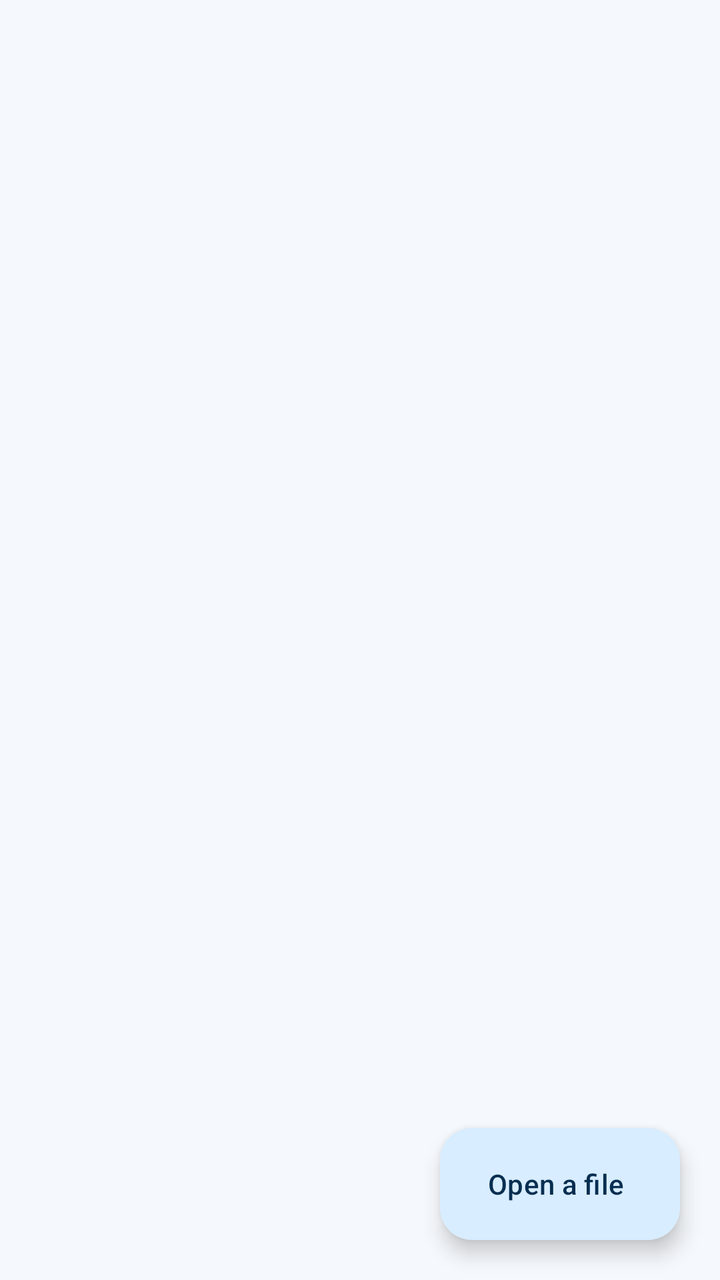
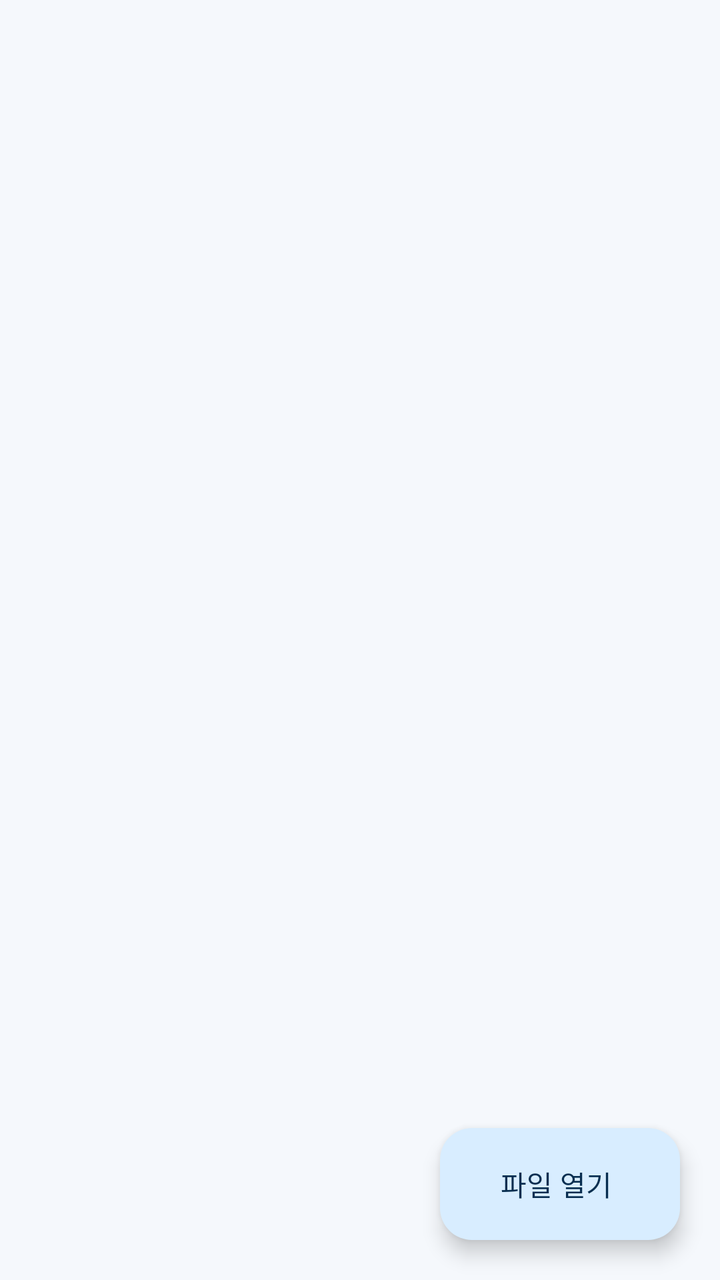

Two renders of the same Android screen: before a commit and after it. Below are the layout's source before the change and the commit's diff.
<!-- AndroidManifest.xml: application theme Theme.WaterView -->
<!-- res/layout/activity_main.xml -->
<?xml version="1.0" encoding="utf-8"?>
<FrameLayout xmlns:android="http://schemas.android.com/apk/res/android"
    xmlns:app="http://schemas.android.com/apk/res-auto"
    android:id="@+id/root"
    android:layout_width="match_parent"
    android:layout_height="match_parent">

    <LinearLayout
        android:layout_width="match_parent"
        android:layout_height="match_parent"
        android:orientation="vertical">

        
        <FrameLayout
            android:layout_width="match_parent"
            android:layout_height="?attr/actionBarSize"
            android:background="?attr/colorSurface">

            <com.google.android.material.appbar.MaterialToolbar
                android:id="@+id/toolbar"
                android:layout_width="match_parent"
                android:layout_height="match_parent"
                app:titleTextAppearance="?attr/textAppearanceTitleLarge" />

            
            <LinearLayout
                android:id="@+id/lockup"
                android:layout_width="wrap_content"
                android:layout_height="wrap_content"
                android:layout_gravity="center"
                android:gravity="center_vertical"
                android:orientation="horizontal"
                android:visibility="gone">

                
                <ImageView
                    android:layout_width="28dp"
                    android:layout_height="28dp"
                    android:importantForAccessibility="no"
                    android:src="@mipmap/ic_launcher" />

                
                <TextView
                    android:id="@+id/wordmark"
                    android:layout_width="wrap_content"
                    android:layout_height="wrap_content"
                    android:layout_marginStart="9dp"
                    android:fontFamily="sans-serif"
                    android:includeFontPadding="false"
                    android:text="@string/app_name"
                    android:textColor="?attr/colorOnSurface"
                    android:textSize="24sp"
                    android:textStyle="bold" />
            </LinearLayout>
        </FrameLayout>

        
        <com.google.android.material.progressindicator.LinearProgressIndicator
            android:id="@+id/loadProgress"
            android:layout_width="match_parent"
            android:layout_height="wrap_content"
            android:indeterminate="true"
            android:visibility="gone"
            app:trackCornerRadius="0dp" />

        <androidx.recyclerview.widget.RecyclerView
            android:id="@+id/list"
            android:layout_width="match_parent"
            android:layout_height="0dp"
            android:layout_weight="1"
            android:clipToPadding="false"
            android:paddingBottom="88dp" />

        
        <ScrollView
            android:id="@+id/welcome"
            android:layout_width="match_parent"
            android:layout_height="0dp"
            android:layout_weight="1"
            android:fillViewport="true"
            android:visibility="gone">

            <LinearLayout
                android:layout_width="match_parent"
                android:layout_height="wrap_content"
                android:gravity="center"
                android:orientation="vertical"
                android:paddingStart="32dp"
                android:paddingTop="24dp"
                android:paddingEnd="32dp"
                android:paddingBottom="40dp">

                <TextView
                    android:layout_width="wrap_content"
                    android:layout_height="wrap_content"
                    android:gravity="center"
                    android:text="@string/welcome_headline"
                    android:textAppearance="?attr/textAppearanceHeadlineSmall" />

                
                
                <GridLayout
                    android:id="@+id/formatGrid"
                    android:layout_width="wrap_content"
                    android:layout_height="wrap_content"
                    android:layout_marginTop="28dp"
                    android:columnCount="@integer/welcome_grid_columns"
                    android:focusable="true" />

                <TextView
                    android:layout_width="wrap_content"
                    android:layout_height="wrap_content"
                    android:layout_marginTop="28dp"
                    android:gravity="center"
                    android:lineSpacingExtra="2dp"
                    android:text="@string/welcome_promise"
                    android:textAppearance="?attr/textAppearanceBodyMedium"
                    android:textColor="?attr/colorOnSurfaceVariant" />

                
                <com.google.android.material.button.MaterialButton
                    android:id="@+id/openFileButton"
                    android:layout_width="wrap_content"
                    android:layout_height="wrap_content"
                    android:layout_marginTop="32dp"
                    android:minWidth="@dimen/welcome_action_min_width"
                    android:text="@string/open_a_file" />

                <com.google.android.material.button.MaterialButton
                    android:id="@+id/addFolderButton"
                    style="@style/Widget.Material3.Button.OutlinedButton"
                    android:layout_width="wrap_content"
                    android:layout_height="wrap_content"
                    android:layout_marginTop="12dp"
                    android:minWidth="@dimen/welcome_action_min_width"
                    android:text="@string/add_folder" />

                
                <TextView
                    android:id="@+id/openWithHint"
                    android:layout_width="wrap_content"
                    android:layout_height="wrap_content"
                    android:layout_marginTop="24dp"
                    android:gravity="center"
                    android:text="@string/open_with_hint"
                    android:textAppearance="?attr/textAppearanceBodySmall"
                    android:textColor="?attr/colorOnSurfaceVariant" />
            </LinearLayout>
        </ScrollView>
    </LinearLayout>

    <com.google.android.material.floatingactionbutton.ExtendedFloatingActionButton
        android:id="@+id/openFab"
        android:layout_width="wrap_content"
        android:layout_height="wrap_content"
        android:layout_gravity="bottom|end"
        android:layout_margin="20dp"
        android:text="@string/open_a_file" />
</FrameLayout>
<!-- resources referenced by this layout -->
<resources>
  <dimen name="welcome_action_min_width">240dp</dimen>
  <integer name="welcome_grid_columns">3</integer>
  <!-- mipmap ic_launcher (mipmap-anydpi) -->
  <?xml version="1.0" encoding="utf-8"?>
  <adaptive-icon xmlns:android="http://schemas.android.com/apk/res/android">
      <background android:drawable="@color/ic_launcher_background" />
      <foreground android:drawable="@drawable/ic_waterview_foreground" />
      <monochrome android:drawable="@drawable/ic_waterview_monochrome" />
  </adaptive-icon>
  <string name="add_folder">Add a folder</string>
  <string name="app_name">물뷰</string>
  <string name="open_a_file">Open a file</string>
  <string name="open_with_hint">Tip: in your file manager, tap any file and choose Open\u00A0with\u00A0&gt;\u00A0WaterView.</string>
  <string name="welcome_headline">물뷰로 파일을 편하게 보세요</string>
  <string name="welcome_promise">Files stay on your phone. WaterView only connects to GitHub when you check for updates.</string>
  <color name="ic_launcher_background">#10294B</color>
  <!-- drawable ic_waterview_foreground (drawable) -->
  <?xml version="1.0" encoding="utf-8"?>
  <vector xmlns:android="http://schemas.android.com/apk/res/android"
      android:width="108dp"
      android:height="108dp"
      android:viewportWidth="108"
      android:viewportHeight="108">
      <path
          android:fillColor="#FF62BAEE"
          android:pathData="M54,10 C48,23 32,40 32,53 A22,22 0 0 0 76,53 C76,40 60,23 54,10 Z" />
  </vector>
  <!-- drawable ic_waterview_monochrome (drawable) -->
  <?xml version="1.0" encoding="utf-8"?>
  <vector xmlns:android="http://schemas.android.com/apk/res/android"
      android:width="108dp"
      android:height="108dp"
      android:viewportWidth="108"
      android:viewportHeight="108">
      <path
          android:fillColor="#FF000000"
          android:pathData="M54,9 C47,23 31,41 31,55 C31,68 41,78 54,78 C67,78 77,68 77,55 C77,41 61,23 54,9 Z" />
  </vector>
  <color name="waterview_primary">#1188DD</color>
  <color name="waterview_on_primary">#FFFFFF</color>
  <color name="waterview_primary_container">#D8EDFF</color>
  <color name="waterview_on_primary_container">#082E50</color>
  <color name="waterview_secondary">#29486F</color>
  <color name="waterview_on_secondary">#FFFFFF</color>
  <color name="waterview_secondary_container">#DEE9F8</color>
  <color name="waterview_on_secondary_container">#172D49</color>
  <color name="waterview_tertiary">#176D95</color>
  <color name="waterview_on_tertiary">#FFFFFF</color>
  <color name="waterview_tertiary_container">#CDEEFF</color>
  <color name="waterview_on_tertiary_container">#002B3D</color>
  <color name="waterview_error">#BA1A1A</color>
  <color name="waterview_on_error">#FFFFFF</color>
  <color name="waterview_error_container">#F9DEDC</color>
  <color name="waterview_on_error_container">#410E0B</color>
  <color name="waterview_surface">#F5F8FC</color>
  <color name="waterview_on_surface">#172234</color>
  <color name="waterview_surface_variant">#E6EDF6</color>
  <color name="waterview_on_surface_variant">#46566D</color>
  <color name="waterview_surface_container_lowest">#FFFFFF</color>
  <color name="waterview_surface_container_low">#F1F5FA</color>
  <color name="waterview_surface_container">#EAF0F7</color>
  <color name="waterview_surface_container_high">#E4EBF4</color>
  <color name="waterview_surface_container_highest">#DCE5F0</color>
  <color name="waterview_surface_dim">#D5DFEB</color>
  <color name="waterview_surface_bright">#FFFFFF</color>
  <color name="waterview_outline">#718198</color>
  <color name="waterview_outline_variant">#CDD8E6</color>
  <color name="waterview_inverse_surface">#25344A</color>
  <color name="waterview_inverse_on_surface">#EDF3FC</color>
  <color name="waterview_inverse_primary">#62BAEE</color>
  <!-- unchanged entries left out for length: 1 -->
</resources>

<!-- the commit's change to res/layout/activity_main.xml (unified diff, before → after) -->
@@ -34,8 +34,10 @@
 
                 
                 <ImageView
-                    android:layout_width="28dp"
-                    android:layout_height="28dp"
+                    android:layout_width="32dp"
+                    android:layout_height="32dp"
+                    android:adjustViewBounds="true"
+                    android:scaleType="fitCenter"
                     android:importantForAccessibility="no"
                     android:src="@mipmap/ic_launcher" />
 
<!-- resource entries referenced after the edit -->
@@ -9,12 +9,12 @@
       <foreground android:drawable="@drawable/ic_waterview_foreground" />
       <monochrome android:drawable="@drawable/ic_waterview_monochrome" />
   </adaptive-icon>
-  <string name="add_folder">Add a folder</string>
+  <string name="add_folder">폴더 추가</string>
   <string name="app_name">물뷰</string>
-  <string name="open_a_file">Open a file</string>
-  <string name="open_with_hint">Tip: in your file manager, tap any file and choose Open\u00A0with\u00A0&gt;\u00A0WaterView.</string>
+  <string name="open_a_file">파일 열기</string>
+  <string name="open_with_hint">팁: 파일 관리자에서 파일을 누른 다음 ‘다른 앱으로 열기 &gt; 물뷰’를 선택하세요.</string>
   <string name="welcome_headline">물뷰로 파일을 편하게 보세요</string>
-  <string name="welcome_promise">Files stay on your phone. WaterView only connects to GitHub when you check for updates.</string>
+  <string name="welcome_promise">파일은 기기에 안전하게 보관됩니다. 물뷰는 업데이트 확인 시에만 GitHub에 연결합니다.</string>
   <color name="ic_launcher_background">#10294B</color>
   <!-- drawable ic_waterview_foreground (drawable) -->
   <?xml version="1.0" encoding="utf-8"?>
